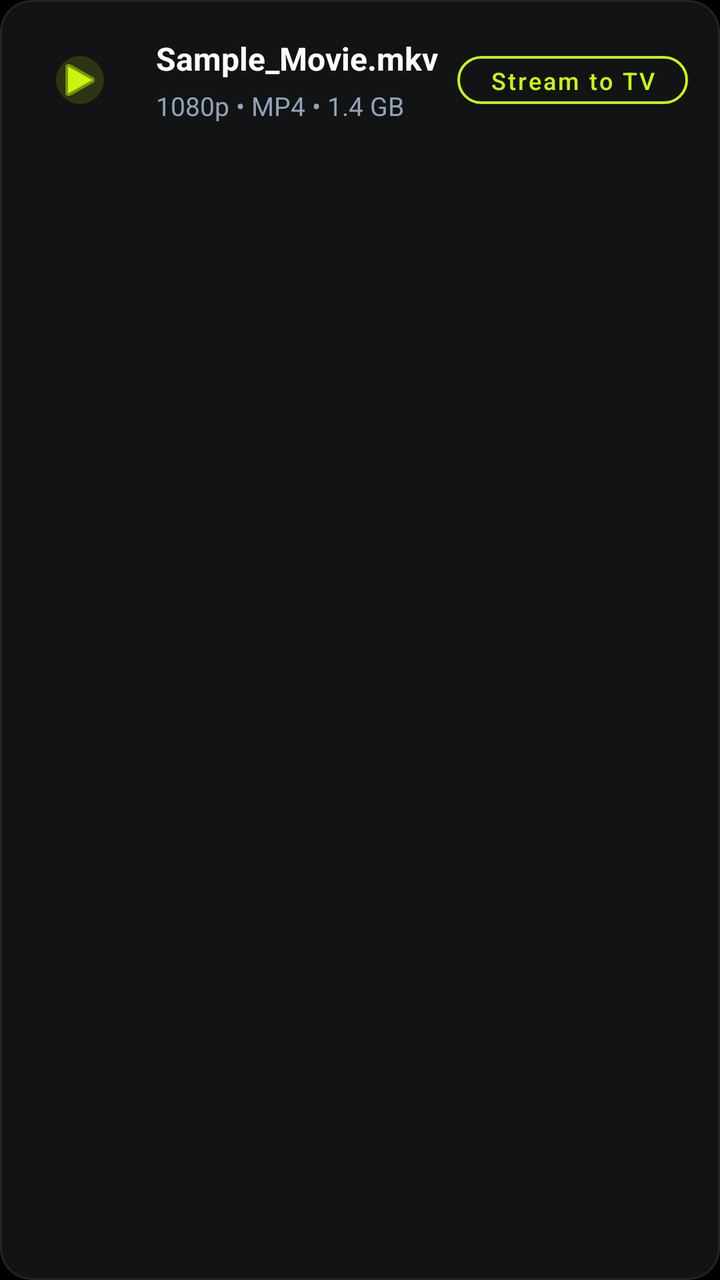
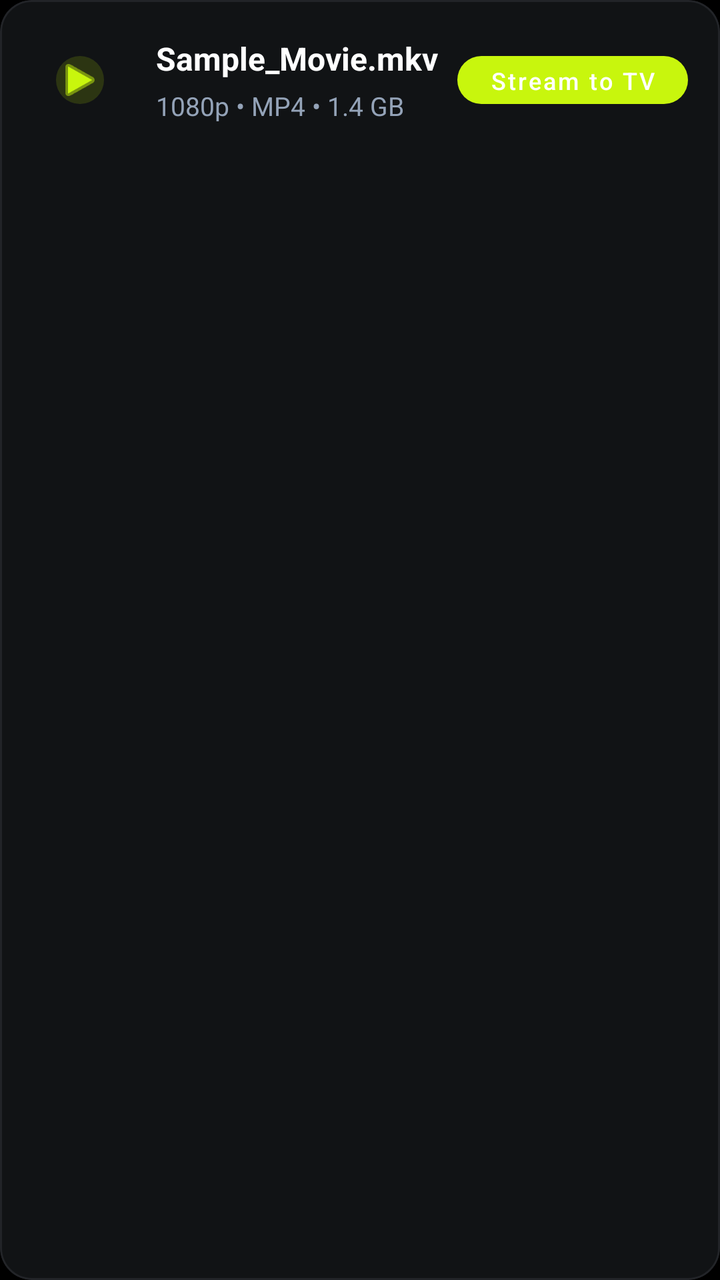

Compare the two renders of this Android layout. The source of the first and the diff that turns it into the second are given below.
<!-- AndroidManifest.xml: application theme Theme.PocketStream -->
<!-- res/layout/item_media.xml -->
<?xml version="1.0" encoding="utf-8"?>
<com.google.android.material.card.MaterialCardView
    xmlns:android="http://schemas.android.com/apk/res/android"
    xmlns:app="http://schemas.android.com/apk/res-auto"
    android:id="@+id/cardMediaRoot"
    android:layout_width="match_parent"
    android:layout_height="wrap_content"
    android:layout_marginBottom="12dp"
    android:clickable="true"
    android:focusable="true"
    app:cardBackgroundColor="@color/card_bg"
    app:cardCornerRadius="16dp"
    app:cardElevation="0dp"
    app:strokeColor="@color/card_border"
    app:strokeWidth="1dp">

    <LinearLayout
        android:layout_width="match_parent"
        android:layout_height="wrap_content"
        android:orientation="horizontal"
        android:padding="16dp"
        android:gravity="center_vertical">

        
        <CheckBox
            android:id="@+id/cbSelect"
            android:layout_width="wrap_content"
            android:layout_height="wrap_content"
            android:layout_marginEnd="10dp"
            android:buttonTint="@color/accent_cyan"
            android:visibility="gone" />

        <com.google.android.material.imageview.ShapeableImageView
            android:id="@+id/imgMediaIcon"
            android:layout_width="48dp"
            android:layout_height="48dp"
            android:background="@drawable/bg_media_badge"
            android:padding="12dp"
            android:src="@android:drawable/ic_media_play"
            app:shapeAppearanceOverlay="@style/ShapeAppearance.Material3.Corner.Medium"
            app:tint="@color/accent_cyan" />

        <LinearLayout
            android:layout_width="0dp"
            android:layout_height="wrap_content"
            android:layout_weight="1"
            android:layout_marginStart="14dp"
            android:orientation="vertical">

            <TextView
                android:id="@+id/tvMediaTitle"
                android:layout_width="match_parent"
                android:layout_height="wrap_content"
                android:text="Sample_Movie.mkv"
                android:textColor="@color/text_primary"
                android:textSize="16sp"
                android:textStyle="bold"
                android:maxLines="1"
                android:ellipsize="end" />

            <TextView
                android:id="@+id/tvMediaSubtitle"
                android:layout_width="match_parent"
                android:layout_height="wrap_content"
                android:layout_marginTop="4dp"
                android:text="1080p • MP4 • 1.4 GB"
                android:textColor="@color/text_secondary"
                android:textSize="13sp" />
        </LinearLayout>

        <com.google.android.material.button.MaterialButton
            android:id="@+id/btnStreamToTv"
            style="@style/Widget.MaterialComponents.Button.OutlinedButton"
            android:layout_width="wrap_content"
            android:layout_height="36dp"
            android:layout_marginStart="8dp"
            android:text="Stream to TV"
            android:textAllCaps="false"
            android:textSize="12sp"
            android:textColor="@color/accent_cyan"
            app:strokeColor="@color/accent_cyan"
            app:strokeWidth="1.2dp"
            app:cornerRadius="18dp" />

    </LinearLayout>

</com.google.android.material.card.MaterialCardView>
<!-- resources referenced by this layout -->
<resources>
  <color name="accent_cyan">#C8F60D</color>
  <color name="card_bg">#111315</color>
  <color name="card_border">#222428</color>
  <color name="text_primary">#FFFFFF</color>
  <color name="text_secondary">#94A3B8</color>
  <!-- drawable bg_media_badge (drawable) -->
  <?xml version="1.0" encoding="utf-8"?>
  <shape xmlns:android="http://schemas.android.com/apk/res/android"
      android:shape="oval">
      <solid android:color="#26C8F60D" />
  </shape>
  <style name="Theme.PocketStream" parent="Theme.MaterialComponents.DayNight.NoActionBar">
          <item name="colorPrimary">@color/accent_purple</item>
          <item name="colorPrimaryVariant">@color/accent_purple</item>
          <item name="colorOnPrimary">@color/text_primary</item>
          <item name="colorSecondary">@color/accent_cyan</item>
          <item name="colorSecondaryVariant">@color/accent_cyan</item>
          <item name="colorOnSecondary">@color/bg_dark</item>
          <item name="android:statusBarColor">@color/bg_dark</item>
          <item name="android:windowBackground">@color/bg_dark</item>
          <item name="android:windowLightStatusBar" tools:targetApi="m">false</item>
      </style>
  <color name="accent_purple">#C8F60D</color>
  <color name="bg_dark">#000000</color>
</resources>

<!-- the commit's change to res/layout/item_media.xml (unified diff, before → after) -->
@@ -70,16 +70,16 @@
 
         <com.google.android.material.button.MaterialButton
             android:id="@+id/btnStreamToTv"
-            style="@style/Widget.MaterialComponents.Button.OutlinedButton"
+            style="@style/Widget.MaterialComponents.Button.UnelevatedButton"
             android:layout_width="wrap_content"
             android:layout_height="36dp"
             android:layout_marginStart="8dp"
             android:text="Stream to TV"
             android:textAllCaps="false"
             android:textSize="12sp"
-            android:textColor="@color/accent_cyan"
-            app:strokeColor="@color/accent_cyan"
-            app:strokeWidth="1.2dp"
+            android:textColor="@android:color/white"
+            app:strokeColor="@android:color/transparent"
+            app:strokeWidth="0dp"
             app:cornerRadius="18dp" />
 
     </LinearLayout>
